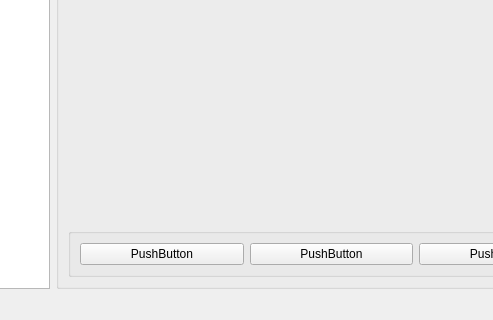
First picture: the form in workwindow.ui, repository Dem4ke/Monitoring-system, before the edit; both pictures show x 215 to 708 and y 480 to 800 of the 1000 by 800 pixel window.
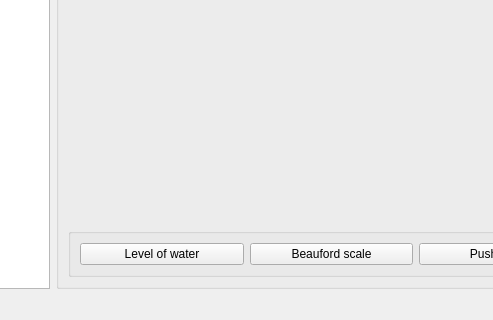
Second picture: the form after the edit. Custom widgets are drawn as their Qt base class.

What changed in the file:
```diff
--- a/workwindow.ui
+++ b/workwindow.ui
@@ -62,14 +62,14 @@
           <item>
            <widget class="QPushButton" name="pushButton">
             <property name="text">
-             <string>PushButton</string>
+             <string>Level of water</string>
             </property>
            </widget>
           </item>
           <item>
            <widget class="QPushButton" name="pushButton_2">
             <property name="text">
-             <string>PushButton</string>
+             <string>Beauford scale</string>
             </property>
            </widget>
           </item>
```
Left out of the diff: 11 changed lines with no effect on the pictures.
